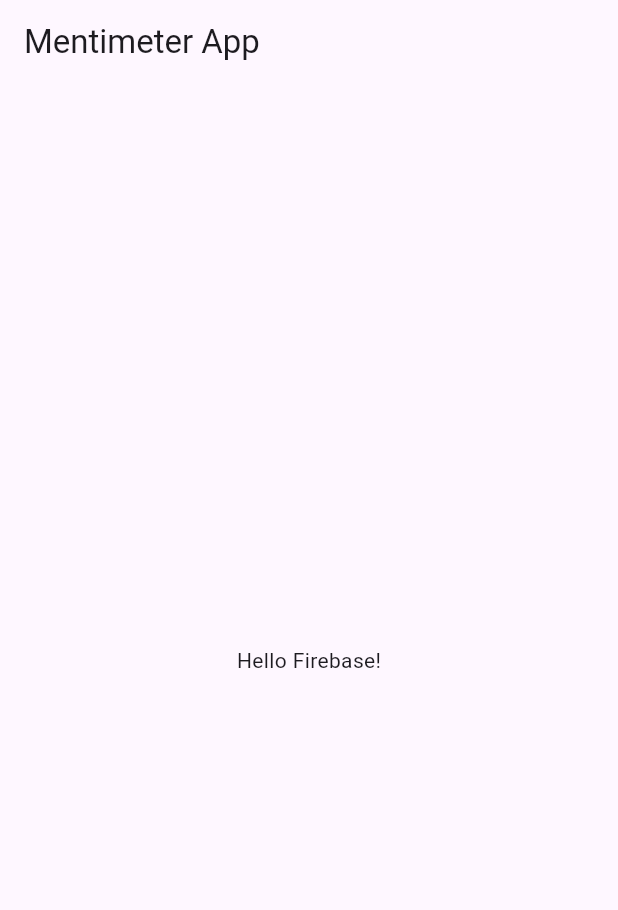
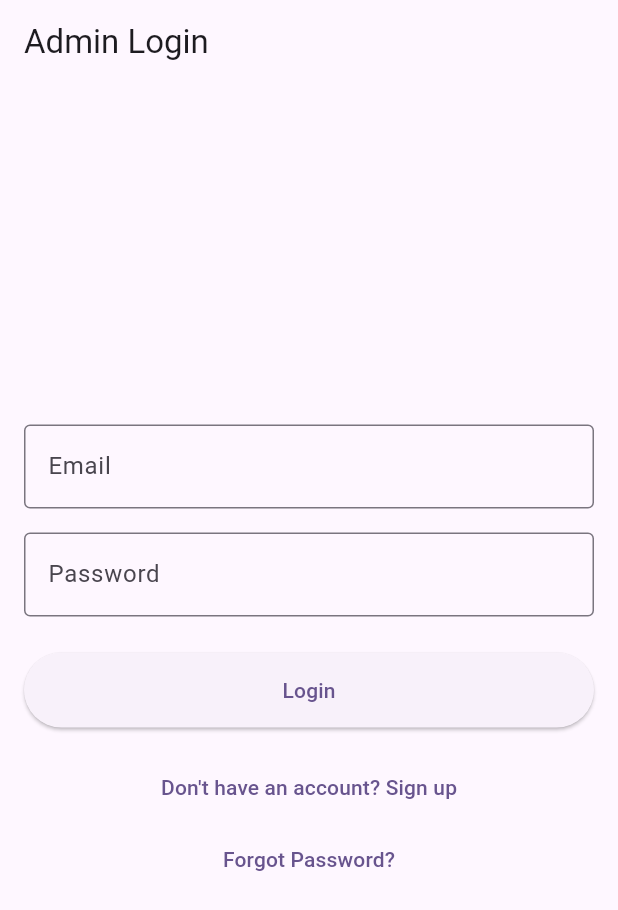
Before and after one commit to MedAzizL/Mentimeter-clone, a Flutter app: the screen it shows after launch, on a phone screen of 412 x 824 dp. Shown: the top 910 px of the screen. Run offline on Flutter 3.47's test engine with Material 3 defaults, Android fonts, the phone set to English and light mode, and no system bars; our stand-ins replace firebase_auth, firebase_core; accounts and stored records are empty.

Commit message:
adding auth services

```diff
--- a/lib/main.dart
+++ b/lib/main.dart
@@ -1,23 +1,27 @@
+import 'package:firebase_core/firebase_core.dart';
 import 'package:flutter/foundation.dart';
 import 'package:flutter/material.dart';
-import 'package:firebase_core/firebase_core.dart';
+import 'package:mentimeter_app/screens/auth/login_screen.dart';
+import 'package:mentimeter_app/screens/auth/reset_password_screen.dart';
+import 'package:mentimeter_app/screens/auth/signup_screen.dart';
+import 'package:mentimeter_app/services/auth_service.dart';
 
 void main() async {
   WidgetsFlutterBinding.ensureInitialized();
-  if(kIsWeb){
+
+  if (kIsWeb) {
     await Firebase.initializeApp(
-    options:  FirebaseOptions (apiKey: "AIzaSyDur51RKyHrJQoHXoTKV64IjWJUoYhoCvo",
+      options: const FirebaseOptions(
+        apiKey: "AIzaSyDur51RKyHrJQoHXoTKV64IjWJUoYhoCvo",
         authDomain: "mentimeter-0.firebaseapp.com",
         projectId: "mentimeter-0",
         storageBucket: "mentimeter-0.firebasestorage.app",
         messagingSenderId: "560318219592",
         appId: "1:560318219592:web:5aba64d589b6d6b34e5f7d",
-  measurementId: "G-TW2C5RZY4G")
-
-
+        measurementId: "G-TW2C5RZY4G"
+      ),
     );
-  }
-  else {
+  } else {
     await Firebase.initializeApp();
   }
 
@@ -30,15 +34,47 @@ class MyApp extends StatelessWidget {
   @override
   Widget build(BuildContext context) {
     return MaterialApp(
-      title: 'Mentimeter App',
-      home: Scaffold(
-        appBar: AppBar(
-          title: const Text('Mentimeter App'),
+      title: 'Mentimeter Clone',
+      theme: ThemeData(
+        colorScheme: ColorScheme.fromSeed(seedColor: Colors.deepPurple),
+        useMaterial3: true,
       ),
-        body: const Center(
-          child: Text('Hello Firebase!'),
-        ),
+      home: const AuthWrapper(),
+      routes: {
+        '/login': (context) => const LoginScreen(),
+        '/signup': (context) => const SignupScreen(),
+        '/reset-password': (context) => const ResetPasswordScreen(),
+        // Add other routes here
+      },
+    );
+  }
+}
+
+class AuthWrapper extends StatelessWidget {
+  const AuthWrapper({super.key});
+
+  @override
+  Widget build(BuildContext context) {
+    return StreamBuilder(
+      stream: AuthService().authStateChanges,
+      builder: (context, snapshot) {
+        if (snapshot.connectionState == ConnectionState.waiting) {
+          return const Center(child: CircularProgressIndicator());
+        }
+
+        if (snapshot.hasData) {
+          // User is logged in, navigate to home screen
+          // TODO: Replace with your home screen
+          return const Scaffold(
+            body: Center(
+              child: Text('Home Screen - TODO: Implement'),
             ),
           );
         }
+
+        // User is not logged in, show login screen
+        return const LoginScreen();
+      },
+    );
   }
+}
--- /dev/null
+++ b/lib/screens/auth/login_screen.dart
@@ -0,0 +1,122 @@
+import 'package:flutter/material.dart';
+import 'package:mentimeter_app/services/auth_service.dart';
+
+class LoginScreen extends StatefulWidget {
+  const LoginScreen({super.key});
+
+  @override
+  State<LoginScreen> createState() => _LoginScreenState();
+}
+
+class _LoginScreenState extends State<LoginScreen> {
+  final _formKey = GlobalKey<FormState>();
+  final _emailController = TextEditingController();
+  final _passwordController = TextEditingController();
+  final _authService = AuthService();
+  bool _isLoading = false;
+
+  @override
+  void dispose() {
+    _emailController.dispose();
+    _passwordController.dispose();
+    super.dispose();
+  }
+
+  Future<void> _login() async {
+    if (_formKey.currentState!.validate()) {
+      setState(() => _isLoading = true);
+      try {
+        await _authService.signInWithEmailAndPassword(
+          _emailController.text.trim(),
+          _passwordController.text.trim(),
+        );
+        if (mounted) {
+          Navigator.pushReplacementNamed(context, '/home');
+        }
+      } catch (e) {
+        if (mounted) {
+          ScaffoldMessenger.of(context).showSnackBar(
+            SnackBar(content: Text(e.toString())),
+          );
+        }
+      } finally {
+        if (mounted) {
+          setState(() => _isLoading = false);
+        }
+      }
+    }
+  }
+
+  @override
+  Widget build(BuildContext context) {
+    return Scaffold(
+      appBar: AppBar(
+        title: const Text('Admin Login'),
+      ),
+      body: Padding(
+        padding: const EdgeInsets.all(16.0),
+        child: Form(
+          key: _formKey,
+          child: Column(
+            mainAxisAlignment: MainAxisAlignment.center,
+            children: [
+              TextFormField(
+                controller: _emailController,
+                decoration: const InputDecoration(
+                  labelText: 'Email',
+                  border: OutlineInputBorder(),
+                ),
+                keyboardType: TextInputType.emailAddress,
+                validator: (value) {
+                  if (value == null || value.isEmpty) {
+                    return 'Please enter your email';
+                  }
+                  return null;
+                },
+              ),
+              const SizedBox(height: 16),
+              TextFormField(
+                controller: _passwordController,
+                decoration: const InputDecoration(
+                  labelText: 'Password',
+                  border: OutlineInputBorder(),
+                ),
+                obscureText: true,
+                validator: (value) {
+                  if (value == null || value.isEmpty) {
+                    return 'Please enter your password';
+                  }
+                  return null;
+                },
+              ),
+              const SizedBox(height: 24),
+              SizedBox(
+                width: double.infinity,
+                height: 50,
+                child: ElevatedButton(
+                  onPressed: _isLoading ? null : _login,
+                  child: _isLoading
+                      ? const CircularProgressIndicator()
+                      : const Text('Login'),
+                ),
+              ),
+              const SizedBox(height: 16),
+              TextButton(
+                onPressed: () {
+                  Navigator.pushNamed(context, '/signup');
+                },
+                child: const Text('Don\'t have an account? Sign up'),
+              ),
+              TextButton(
+                onPressed: () {
+                  Navigator.pushNamed(context, '/reset-password');
+                },
+                child: const Text('Forgot Password?'),
+              ),
+            ],
+          ),
+        ),
+      ),
+    );
+  }
+}
--- /dev/null
+++ b/lib/services/auth_service.dart
@@ -0,0 +1,51 @@
+import 'package:firebase_auth/firebase_auth.dart';
+
+class AuthService {
+  final FirebaseAuth _auth = FirebaseAuth.instance;
+
+  // Get current user
+  User? get currentUser => _auth.currentUser;
+
+  // Stream of auth changes
+  Stream<User?> get authStateChanges => _auth.authStateChanges();
+
+  // Sign in with email and password
+  Future<UserCredential> signInWithEmailAndPassword(
+      String email, String password) async {
+    try {
+      return await _auth.signInWithEmailAndPassword(
+        email: email,
+        password: password,
+      );
+    } catch (e) {
+      rethrow;
+    }
+  }
+
+  // Register with email and password
+  Future<UserCredential> registerWithEmailAndPassword(
+      String email, String password) async {
+    try {
+      return await _auth.createUserWithEmailAndPassword(
+        email: email,
+        password: password,
+      );
+    } catch (e) {
+      rethrow;
+    }
+  }
+
+  // Sign out
+  Future<void> signOut() async {
+    await _auth.signOut();
+  }
+
+  // Reset password
+  Future<void> resetPassword(String email) async {
+    try {
+      await _auth.sendPasswordResetEmail(email: email);
+    } catch (e) {
+      rethrow;
+    }
+  }
+}
```
Also changed, not shown: lib/screens/auth/reset_password_screen.dart (added, +114 -0 lines), lib/screens/auth/signup_screen.dart (added, +139 -0 lines). Lines whose indentation alone changed are shown as unchanged.
